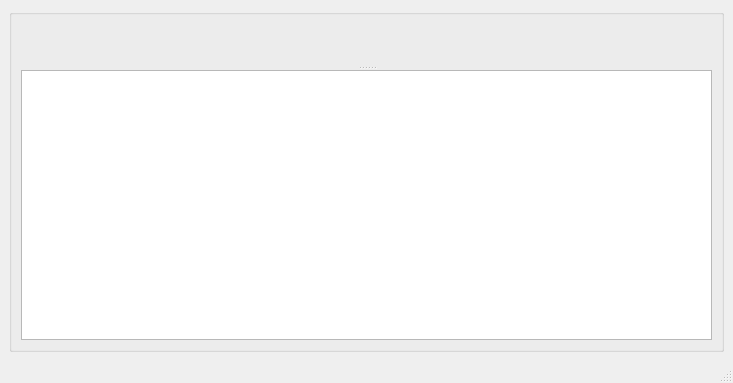
Old version of the form mainwindow.ui in the repository l09dm0zgus/PFELevelEditor.
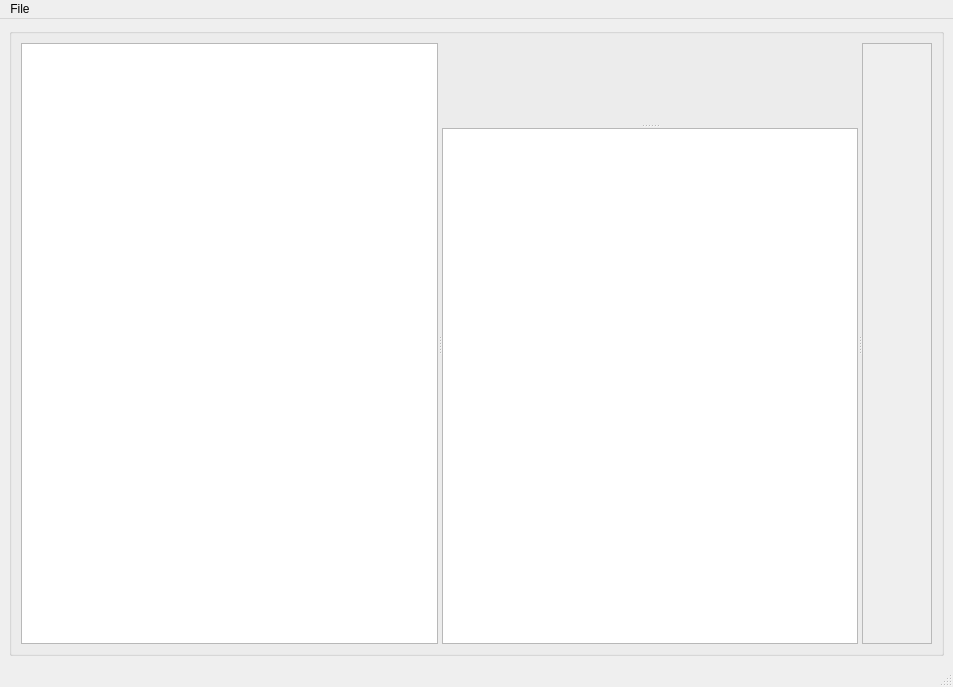
New version of the form. Custom widgets are drawn as their Qt base class.

```diff
--- a/mainwindow.ui
+++ b/mainwindow.ui
@@ -9,32 +9,50 @@
    <rect>
     <x>0</x>
     <y>0</y>
-    <width>733</width>
-    <height>383</height>
+    <width>953</width>
+    <height>687</height>
    </rect>
   </property>
   <property name="windowTitle">
    <string>MainWindow</string>
   </property>
   <widget class="QWidget" name="centralwidget">
-   <layout class="QGridLayout" name="gridLayout">
-    <item row="0" column="0">
+   <layout class="QHBoxLayout" name="horizontalLayout">
+    <item>
      <widget class="QGroupBox" name="verticalGroupBox_3">
-      <layout class="QGridLayout" name="gridLayout_2">
-       <item row="0" column="0">
-        <widget class="QSplitter" name="splitter">
+      <layout class="QVBoxLayout" name="verticalLayout">
+       <item>
+        <widget class="QSplitter" name="splitter_2">
          <property name="orientation">
-          <enum>Qt::Vertical</enum>
+          <enum>Qt::Horizontal</enum>
          </property>
-         <property name="handleWidth">
-          <number>4</number>
-         </property>
-         <widget class="Renderer" name="widget" native="true">
-          <property name="layoutDirection">
-           <enum>Qt::LeftToRight</enum>
+         <widget class="QTreeView" name="sceneTree"/>
+         <widget class="QSplitter" name="splitter">
+          <property name="orientation">
+           <enum>Qt::Vertical</enum>
           </property>
+          <widget class="Renderer" name="sceneRender" native="true">
+           <property name="layoutDirection">
+            <enum>Qt::LeftToRight</enum>
+           </property>
+          </widget>
+          <widget class="QListView" name="foldersView"/>
          </widget>
-         <widget class="QListView" name="listView"/>
+         <widget class="QScrollArea" name="objectProperties">
+          <property name="widgetResizable">
+           <bool>true</bool>
+          </property>
+          <widget class="QWidget" name="scrollAreaWidgetContents">
+           <property name="geometry">
+            <rect>
+             <x>0</x>
+             <y>0</y>
+             <width>204</width>
+             <height>606</height>
+            </rect>
+           </property>
+          </widget>
+         </widget>
         </widget>
        </item>
       </layout>
@@ -47,10 +65,19 @@
     <rect>
      <x>0</x>
      <y>0</y>
-     <width>733</width>
-     <height>22</height>
+     <width>953</width>
+     <height>21</height>
     </rect>
    </property>
+   <widget class="QMenu" name="menuFile">
+    <property name="title">
+     <string>File</string>
+    </property>
+    <addaction name="actionNew_Project"/>
+    <addaction name="actionOpen_Project"/>
+    <addaction name="actionSave_Project"/>
+   </widget>
+   <addaction name="menuFile"/>
   </widget>
   <widget class="QStatusBar" name="statusbar"/>
  </widget>
```
Left out of the diff: 15 changed lines with no effect on the pictures.
